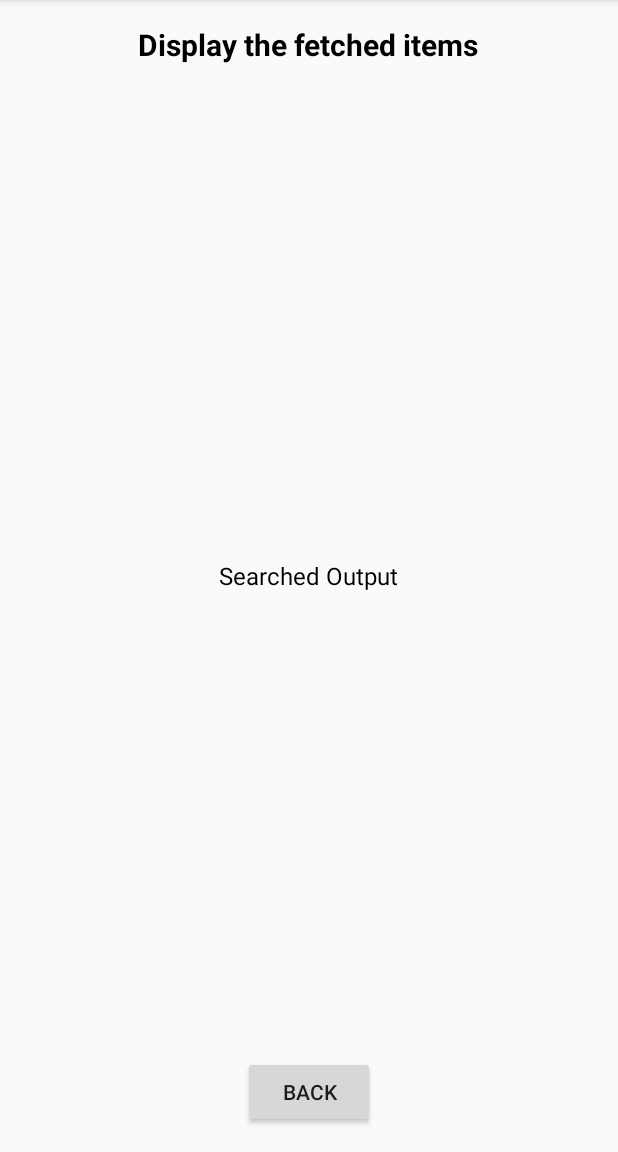
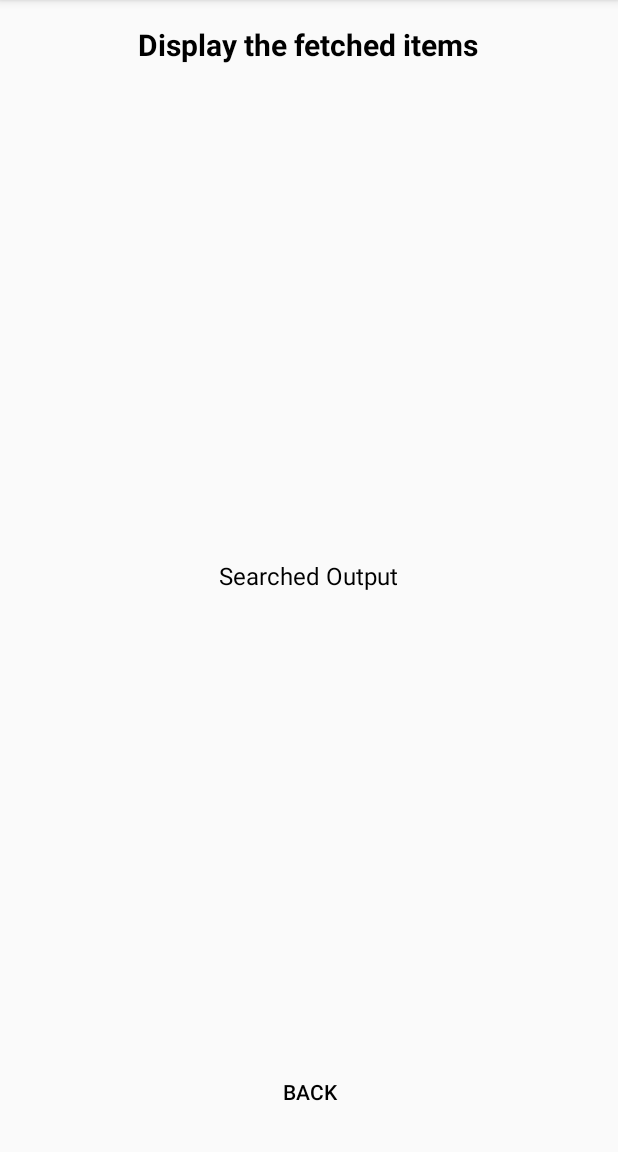
Before and after one commit to anantcodes/GoogleDev, an Android app: the DisplayActivity screen opened directly, with no data from a screen before it, on a phone screen of 412 x 824 dp, the part 84-1236 px from its top. Run offline under Robolectric (Android 15) with nearby library versions, the phone set to English and light mode, and no system bars.

Commit message:
bg added

```diff
--- a/app/src/main/res/layout/activity_display.xml
+++ b/app/src/main/res/layout/activity_display.xml
@@ -30,7 +30,9 @@
         android:layout_height="wrap_content"
         android:layout_alignParentBottom="true"
         android:layout_centerInParent="true"
-        android:text="Back" />
+        android:text="Back"
+        android:background="@android:color/transparent"
+        android:textColor="#000000"/>
 
 
 
```
